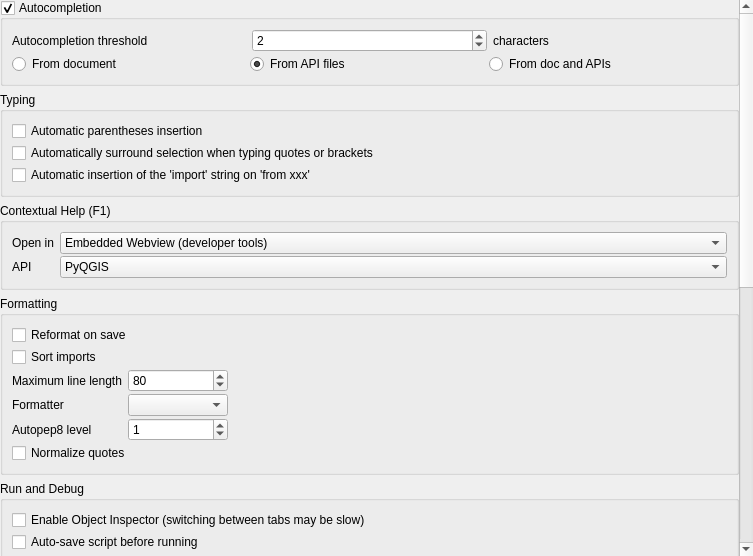
First picture: the form in python/console/console_settings.ui, repository qgis/QGIS, before the edit.
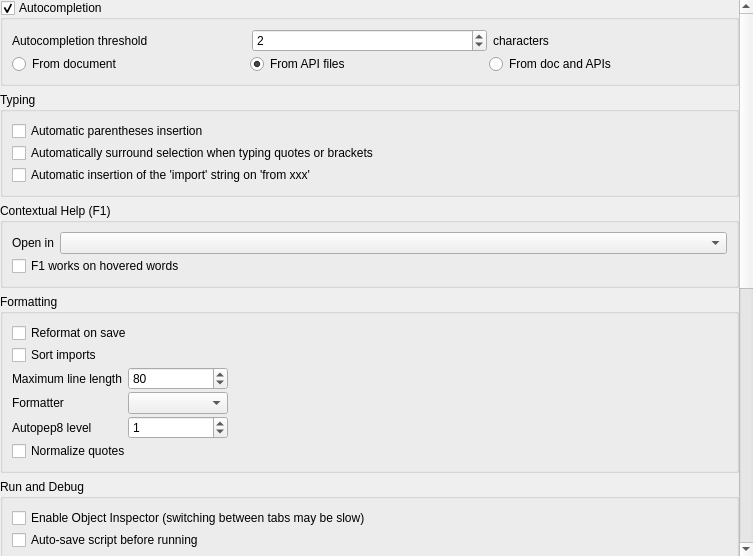
Second picture: the form after the edit. Custom widgets are drawn as their Qt base class.

Diff of the .ui file:
```diff
--- a/python/console/console_settings.ui
+++ b/python/console/console_settings.ui
@@ -55,7 +55,7 @@
         <x>0</x>
         <y>0</y>
         <width>739</width>
-        <height>1242</height>
+        <height>1240</height>
        </rect>
       </property>
       <layout class="QGridLayout" name="gridLayout">
@@ -606,40 +606,15 @@
            </widget>
           </item>
           <item row="0" column="1">
-           <widget class="QComboBox" name="contextHelpBrowser">
-            <item>
-             <property name="text">
-              <string>Embedded Webview (developer tools)</string>
-             </property>
-            </item>
-            <item>
-             <property name="text">
-              <string>Default system web browser</string>
-             </property>
-            </item>
-           </widget>
+           <widget class="QComboBox" name="contextHelpBrowser"/>
           </item>
-          <item row="1" column="0">
-           <widget class="QLabel" name="label_4">
+          <item row="1" column="0" colspan="2">
+           <widget class="QCheckBox" name="contextHelpHover">
             <property name="text">
-             <string>API</string>
+             <string>F1 works on hovered words</string>
             </property>
            </widget>
           </item>
-          <item row="1" column="1">
-           <widget class="QComboBox" name="contextHelpApi">
-            <item>
-             <property name="text">
-              <string>PyQGIS</string>
-             </property>
-            </item>
-            <item>
-             <property name="text">
-              <string>C++ QGIS</string>
-             </property>
-            </item>
-           </widget>
-          </item>
          </layout>
         </widget>
        </item>
```
Left out of the diff: 1 changed line with no effect on the pictures.
